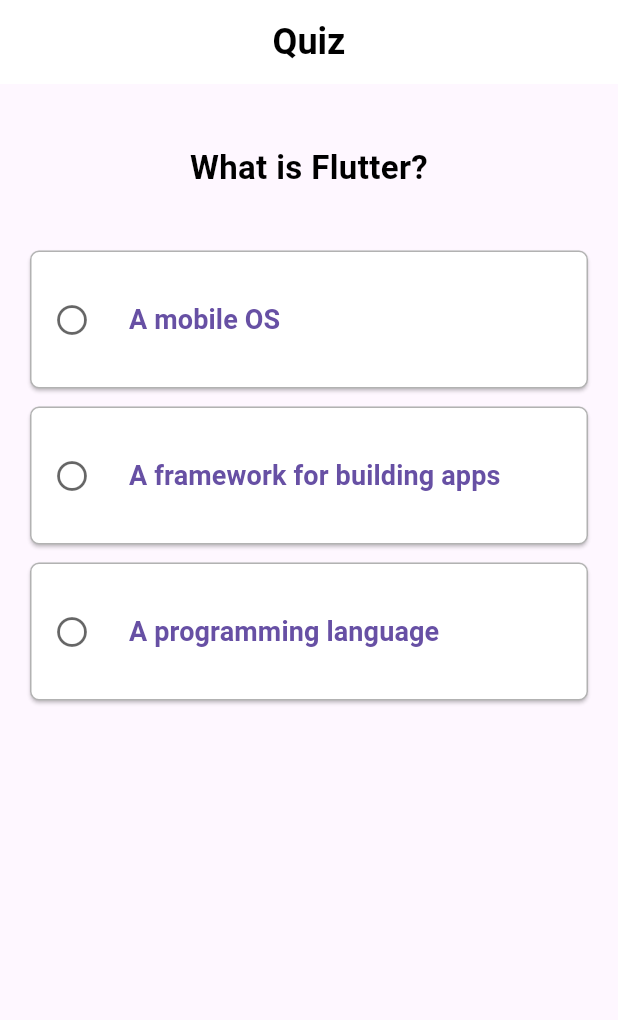
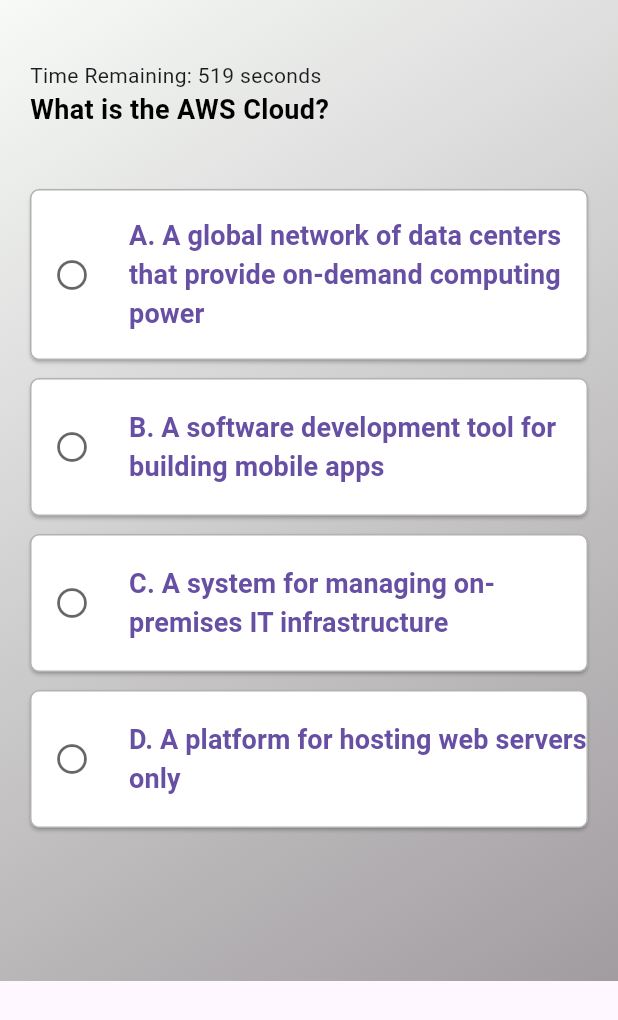
Before and after one commit to felexkuria/Quiz_aws, a Flutter app: the screen it shows after launch, after a tap on "Start Here", on a phone screen of 412 x 824 dp. Shown: the top 1020 px of the screen. Run offline on Flutter 3.47's test engine with Material 3 defaults, Android fonts, the phone set to English and light mode, and no system bars.

Commit message:
working MPPt

```diff
--- a/lib/data/questions_data.dart
+++ b/lib/data/questions_data.dart
@@ -1,25 +1,143 @@
-// question_list.dart
-
 import '../model/question.dart';
 
 List<Question> dummyQuestions = [
+  // Domain 1: Cloud Concepts
   Question(
-    questionText: "What is Flutter?",
+    questionText: "What is the AWS Cloud?",
     options: [
-      'A mobile OS',
-      'A framework for building apps',
-      'A programming language'
+      'A. A global network of data centers that provide on-demand computing power',
+      'B. A software development tool for building mobile apps',
+      'C. A system for managing on-premises IT infrastructure',
+      'D. A platform for hosting web servers only',
     ],
-    correctAnswer: 'A framework for building apps',
+    correctAnswer:
+        'A. A global network of data centers that provide on-demand computing power',
   ),
   Question(
-    questionText: "What is Dart?",
-    options: ['A programming language', 'A framework', 'A database'],
-    correctAnswer: 'A programming language',
+    questionText: "Which of the following is a key benefit of cloud computing?",
+    options: [
+      'A. Flexibility to scale computing resources based on demand',
+      'B. The need to purchase all hardware upfront',
+      'C. The necessity to manage on-premises servers',
+      'D. Fixed pricing regardless of usage',
+    ],
+    correctAnswer:
+        'A. Flexibility to scale computing resources based on demand',
   ),
   Question(
-    questionText: "Who developed Flutter?",
-    options: ['Google', 'Microsoft', 'Apple'],
-    correctAnswer: 'Google',
+    questionText: "What is the purpose of virtualization in the cloud?",
+    options: [
+      'A. To manage billing and account permissions',
+      'B. To increase physical hardware requirements',
+      'C. To run multiple virtual machines on physical hardware',
+      'D. To provide a fixed amount of computing power to each customer',
+    ],
+    correctAnswer: 'C. To run multiple virtual machines on physical hardware',
+  ),
+
+  // Domain 2: Security and Compliance
+  Question(
+    questionText:
+        "What is the primary purpose of AWS Identity and Access Management (IAM)?",
+    options: [
+      'A. To create and manage users and permissions for AWS resources',
+      'B. To manage network security for AWS resources',
+      'C. To monitor the usage of AWS services',
+      'D. To handle billing and cost management',
+    ],
+    correctAnswer:
+        'A. To create and manage users and permissions for AWS resources',
+  ),
+  Question(
+    questionText: "Which of the following is a security best practice in AWS?",
+    options: [
+      'A. Use the root account for everyday tasks',
+      'B. Enable Multi-Factor Authentication (MFA) on your AWS account',
+      'C. Store access keys in plain text',
+      'D. Share credentials between team members for convenience',
+    ],
+    correctAnswer:
+        'B. Enable Multi-Factor Authentication (MFA) on your AWS account',
+  ),
+  Question(
+    questionText:
+        "Which AWS service provides detailed monitoring and logging for security and compliance auditing?",
+    options: [
+      'A. AWS CloudTrail',
+      'B. AWS Lambda',
+      'C. Amazon EC2',
+      'D. AWS Elastic Load Balancing',
+    ],
+    correctAnswer: 'A. AWS CloudTrail',
+  ),
+
+  // Domain 3: Technology
+  Question(
+    questionText:
+        "Which AWS service is designed to provide scalable object storage?",
+    options: [
+      'A. Amazon EC2',
+      'B. AWS Lambda',
+      'C. Amazon S3',
+      'D. Amazon RDS',
+    ],
+    correctAnswer: 'C. Amazon S3',
+  ),
+  Question(
+    questionText:
+        "Which service would you use to launch and manage virtual servers in AWS?",
+    options: [
+      'A. Amazon RDS',
+      'B. AWS Lambda',
+      'C. Amazon EC2',
+      'D. AWS CloudFormation',
+    ],
+    correctAnswer: 'C. Amazon EC2',
+  ),
+  Question(
+    questionText:
+        "Which AWS service helps you automatically scale your compute capacity based on demand?",
+    options: [
+      'A. AWS Auto Scaling',
+      'B. AWS CloudFormation',
+      'C. Amazon S3',
+      'D. Amazon EC2',
+    ],
+    correctAnswer: 'A. AWS Auto Scaling',
+  ),
+
+  // Domain 4: Billing and Pricing
+  Question(
+    questionText:
+        "Which of the following AWS pricing models is based on usage?",
+    options: [
+      'A. Reserved pricing',
+      'B. Pay-as-you-go pricing',
+      'C. Spot pricing',
+      'D. Subscription-based pricing',
+    ],
+    correctAnswer: 'B. Pay-as-you-go pricing',
+  ),
+  Question(
+    questionText:
+        "Which AWS service helps you monitor and control your AWS spending?",
+    options: [
+      'A. AWS Cost Explorer',
+      'B. Amazon EC2',
+      'C. AWS CloudFormation',
+      'D. AWS Lambda',
+    ],
+    correctAnswer: 'A. AWS Cost Explorer',
+  ),
+  Question(
+    questionText: "What is the AWS Free Tier?",
+    options: [
+      'A. A limited-time offer that provides free access to specific AWS services',
+      'B. A set of resources offered for free during the first year of account creation',
+      'C. A pricing plan for advanced AWS features',
+      'D. A feature for handling data encryption at no cost',
+    ],
+    correctAnswer:
+        'B. A set of resources offered for free during the first year of account creation',
   ),
 ];
--- a/lib/model/answer.dart
+++ b/lib/model/answer.dart
@@ -1,13 +1,16 @@
 import 'package:quizapp/model/question.dart';
 
 class Answer {
-  String? selectedAnswer; // The answer selected by the user
+  String? selectedAnswer;
+  // The answer selected by the user
+  bool isCorrect = false;
   String answerState =
       'unanswered'; // Tracks the state: 'unanswered', 'correct', 'wrong'
   String explanation = ''; // Explanation for the answer state
 
   // Method to submit the answer and update the state
-  void submitAnswer(Question question, String answer) {
+  void submitAnswer(Question question, String answer,
+      {required bool isCorrect}) {
     selectedAnswer = answer;
 
     if (answer == question.correctAnswer) {
--- a/lib/screens/quizscreen.dart
+++ b/lib/screens/quizscreen.dart
@@ -2,9 +2,6 @@ import 'package:flutter/material.dart';
 
 import 'package:quizapp/screens/startscreen.dart';
 import 'package:quizapp/widgets/question.dart';
-
-import '../data/questions_data.dart';
-import '../model/answer.dart';
 
 class QuizScreen extends StatefulWidget {
   const QuizScreen({super.key});
@@ -14,7 +11,7 @@ class QuizScreen extends StatefulWidget {
 }
 
 class _QuizScreenState extends State<QuizScreen> {
-  Widget? activeScreen;
+  late Widget activeScreen;
   @override
   void initState() {
     activeScreen = StartScreen(
@@ -27,19 +24,6 @@ class _QuizScreenState extends State<QuizScreen> {
   void switchScreen() {
     setState(() {
       activeScreen = const QuestionScreen();
-    });
-  }
-
-  int _currentQuestionIndex = 0;
-  // Initialize the Answer object
-  final Answer _answer = Answer();
-
-  void _nextQuestion(int index) {
-    setState(() {
-      if (_currentQuestionIndex < dummyQuestions.length - 1) {
-        _currentQuestionIndex++;
-        _answer.resetAnswer();
-      } else {}
     });
   }
 
--- a/lib/widgets/question.dart
+++ b/lib/widgets/question.dart
@@ -1,7 +1,10 @@
+import 'dart:async';
+
 import 'package:flutter/material.dart';
 import 'package:quizapp/data/questions_data.dart';
-import 'package:quizapp/model/answer.dart'; // Import the Answer class
-import 'package:quizapp/model/question.dart'; // Import the Question model
+import 'package:quizapp/model/answer.dart';
+import 'package:quizapp/model/question.dart';
+import 'package:quizapp/screens/score_screen.dart';
 
 class QuestionScreen extends StatefulWidget {
   const QuestionScreen({super.key});
@@ -11,71 +14,106 @@ class QuestionScreen extends StatefulWidget {
 }
 
 class _QuestionScreenState extends State<QuestionScreen> {
-  // Initialize the Answer object
   final Answer _answer = Answer();
+  final List<Question> _questions = dummyQuestions;
+  int _currentQuestionIndex = 0;
+  int _correctAnswer = 0;
+  int _incorrectAnswer = 0;
+  int _remainingTime = 520;
+  late Timer _timer;
+  @override
+  void initState() {
+    // TODO: implement initState
 
-  // List of questions (as an example, you can fetch these dynamically)
-  final List<Question> _questions = dummyQuestions;
+    _startTimer();
+  }
 
-  int _currentQuestionIndex = 0;
-
-  // Method to go to the next question
   void _nextQuestion() {
     setState(() {
       if (_currentQuestionIndex < _questions.length - 1) {
         _currentQuestionIndex++;
+        _remainingTime == 30;
         _answer.resetAnswer();
       } else {
-        // Handle the end of quiz (e.g., show score or navigate to result screen)
-        // Optionally, handle end of quiz
-        showDialog(
-          context: context,
-          builder: (context) => AlertDialog(
-            title: const Text('Quiz Finished!'),
-            content: const Text('Congratulations on finishing the quiz!'),
-            actions: [
-              TextButton(
-                onPressed: () => Navigator.of(context).pop(),
-                child: const Text('Close'),
-              ),
-            ],
+        Navigator.push(
+          context,
+          MaterialPageRoute(
+            builder: (BuildContext context) => ScoreScreen(
+              correctAnswers: _correctAnswer,
+              totalQuestions: _questions.length,
+              restartQuiz: _restartQuiz, // Pass the restart function
+            ),
           ),
         );
       }
     });
   }
 
+  // Start the countdown timer
+  void _startTimer() {
+    _timer = Timer.periodic(const Duration(seconds: 1), (timer) {
+      if (_remainingTime > 0) {
+        setState(() {
+          _remainingTime--;
+        });
+      } else {
+        // Time's up, automatically move to the next question
+        _nextQuestion();
+        _timer.cancel();
+      }
+    });
+  }
+
+  void _submitAnswer(Question question, String selectedOption) {
+    setState(() {
+      _remainingTime = 30;
+      if (selectedOption == question.correctAnswer) {
+        _correctAnswer++;
+        _answer.submitAnswer(question, selectedOption, isCorrect: true);
+      } else {
+        _incorrectAnswer++;
+        _answer.submitAnswer(question, selectedOption, isCorrect: false);
+      }
+    });
+  }
+
+  // Function to restart the quiz
+  void _restartQuiz() {
+    setState(() {
+      _currentQuestionIndex = 0; // Reset to the first question
+      _correctAnswer = 0; // Reset correct answers
+      _incorrectAnswer = 0; // Reset incorrect answers
+      _answer.resetAnswer(); // Reset answer state
+    });
+  }
+
+  // Stop the timer when navigating away from this screen
+  @override
+  void dispose() {
+    super.dispose();
+    _timer.cancel();
+  }
+
   @override
   Widget build(BuildContext context) {
     final questionData = _questions[_currentQuestionIndex];
 
-    return Scaffold(
-      appBar: AppBar(
-        backgroundColor: Colors.white,
-        elevation: 0,
-        title: const Text(
-          'Quiz',
-          style: TextStyle(
-            color: Colors.black,
-            fontSize: 24,
-            fontWeight: FontWeight.bold,
-          ),
-        ),
-        centerTitle: true,
-      ),
-      body: Padding(
+    return SafeArea(
+      child: SingleChildScrollView(
         padding: const EdgeInsets.symmetric(horizontal: 20.0, vertical: 40.0),
-        child: Column(
-          crossAxisAlignment: CrossAxisAlignment.stretch,
+        child: ListView(
+          shrinkWrap: true,
+          physics: NeverScrollableScrollPhysics(),
           children: <Widget>[
+            Text('Time Remaining: $_remainingTime seconds'),
             Text(
               questionData.questionText,
               style: const TextStyle(
-                fontSize: 22,
+                fontSize: 18,
                 fontWeight: FontWeight.bold,
                 color: Colors.black,
               ),
-              textAlign: TextAlign.center,
+              textAlign: TextAlign.left,
             ),
             const SizedBox(height: 40),
             for (var option in questionData.options)
@@ -84,9 +122,7 @@ class _QuestionScreenState extends State<QuestionScreen> {
                 child: ElevatedButton(
                   onPressed: _answer.answerState == 'unanswered'
                       ? () {
-                          setState(() {
-                            _answer.submitAnswer(questionData, option);
-                          });
+                          _submitAnswer(questionData, option);
                         }
                       : null,
                   style: ElevatedButton.styleFrom(
@@ -95,7 +131,13 @@ class _QuestionScreenState extends State<QuestionScreen> {
                             ? Colors.green
                             : Colors.red)
                         : Colors.white,
-                    side: BorderSide(color: Colors.black.withOpacity(0.3)),
+                    side: BorderSide(
+                      color: _answer.selectedAnswer == option
+                          ? (_answer.answerState == 'correct'
+                              ? Colors.green
+                              : Colors.red)
+                          : Colors.black.withOpacity(0.3),
+                    ),
                     shape: RoundedRectangleBorder(
                       borderRadius: BorderRadius.circular(6),
                     ),
@@ -186,34 +228,28 @@ class _QuestionScreenState extends State<QuestionScreen> {
                 ),
               ),
             const SizedBox(height: 20),
-            // Add this part in the QuestionScreen widget under the ElevatedButton for Next Question
             if (_answer.answerState != 'unanswered')
               Padding(
                 padding: const EdgeInsets.symmetric(vertical: 20.0),
                 child: ElevatedButton(
                   onPressed: _nextQuestion,
                   style: ElevatedButton.styleFrom(
-                    backgroundColor:
-                        Colors.transparent, // Transparent background
+                    backgroundColor: Colors.transparent,
                     padding: const EdgeInsets.symmetric(
-                        vertical: 12,
-                        horizontal: 24), // Less padding for a minimal look
+                        vertical: 12, horizontal: 24),
                     shape: RoundedRectangleBorder(
-                      borderRadius:
-                          BorderRadius.circular(8), // Slightly rounded corners
+                      borderRadius: BorderRadius.circular(8),
                       side: BorderSide(
-                          color: Colors.black.withOpacity(0.2),
-                          width: 1), // Light border with subtle opacity
+                          color: Colors.black.withOpacity(0.2), width: 1),
                     ),
-                    elevation: 0, // Remove shadow for a flat, modern look
+                    elevation: 0,
                   ),
                   child: const Text(
                     'Next Question',
                     style: TextStyle(
-                      fontSize: 16, // Simple font size
-                      fontWeight:
-                          FontWeight.w600, // Slightly bold for readability
-                      color: Colors.black, // Dark text for better contrast
+                      fontSize: 16,
+                      fontWeight: FontWeight.w600,
+                      color: Colors.black,
                     ),
                   ),
                 ),
```
